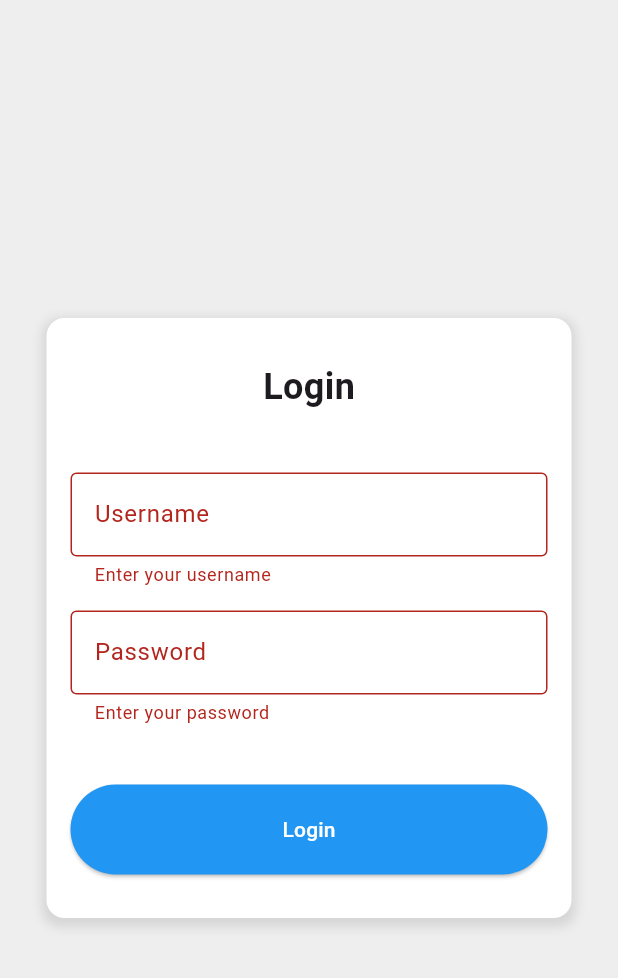
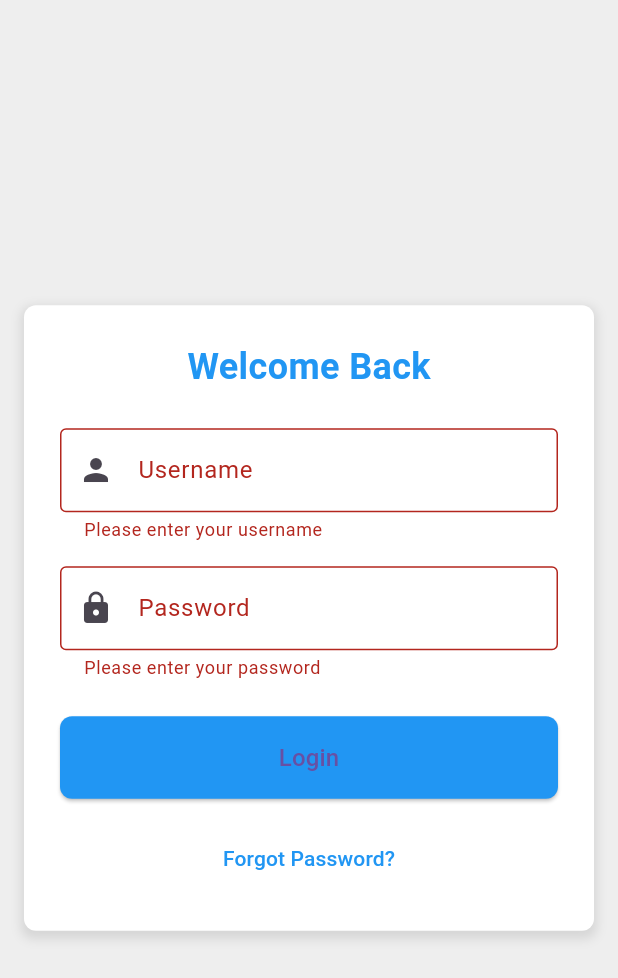
Before and after one commit to karththikeyanK/pharm, a Flutter app: the screen it shows after launch, after a tap on "Login", on a phone screen of 412 x 824 dp. Shown: the top 978 px of the screen. Run offline on Flutter 3.47's test engine with Material 3 defaults, Android fonts, the phone set to English and light mode, and no system bars; our stand-ins replace flutter_riverpod, go_router, sqflite, sqflite_common_ffi; accounts and stored records are empty.

Commit message:
login updated

```diff
--- a/lib/pages/login_screen.dart
+++ b/lib/pages/login_screen.dart
@@ -6,29 +6,26 @@ class LoginScreen extends StatefulWidget {
   const LoginScreen({super.key});
 
   @override
-  LoginScreenState createState() => LoginScreenState();
+  ClassicLoginScreenState createState() => ClassicLoginScreenState();
 }
 
-class LoginScreenState extends State<LoginScreen> {
-  final TextEditingController usernameController = TextEditingController();
-  final TextEditingController passwordController = TextEditingController();
+class ClassicLoginScreenState extends State<LoginScreen> {
+  final TextEditingController _usernameController = TextEditingController();
+  final TextEditingController _passwordController = TextEditingController();
   final GlobalKey<FormState> _formKey = GlobalKey<FormState>();
 
   void _login() {
     if (_formKey.currentState!.validate()) {
-      ScaffoldMessenger.of(
-        context,
-      ).showSnackBar(const SnackBar(content: Text('Logging in...')));
-      if (usernameController.text == '1010' && passwordController.text == '1234') {
+      ScaffoldMessenger.of(context).showSnackBar(
+        const SnackBar(content: Text('Logging in...')),
+      );
+      if (_usernameController.text == '1010' && _passwordController.text == '1234') {
         ScaffoldMessenger.of(context).showSnackBar(
           SnackBar(
             content: const Text('Login successful!'),
             backgroundColor: Colors.green,
-            behavior: SnackBarBehavior.floating,
-            margin: const EdgeInsets.all(20.0), // This sets the margin, you can adjust the value as needed
           ),
         );
-
         GoRouter.of(context).go(ADMIN_SETTINGS);
       } else {
         ScaffoldMessenger.of(context).showSnackBar(
@@ -44,85 +41,101 @@ class LoginScreenState extends State<LoginScreen> {
   @override
   Widget build(BuildContext context) {
     return Scaffold(
-      backgroundColor:
-          Colors.grey[200], // Set the background color for the Scaffold
+      backgroundColor: Colors.grey[200],
       body: Center(
+        child: SingleChildScrollView(
           child: Container(
-          padding: const EdgeInsets.all(16.0),
-          height: 400,
-          width: 350, // Adjust the width to make it smaller
+            padding: const EdgeInsets.all(24.0),
+            margin: const EdgeInsets.all(16.0),
             decoration: BoxDecoration(
               color: Colors.white,
-            borderRadius: BorderRadius.circular(12),
+              borderRadius: BorderRadius.circular(8.0),
               boxShadow: [
                 BoxShadow(
                   color: Colors.grey.withOpacity(0.3),
-                spreadRadius: 3,
+                  spreadRadius: 2,
                   blurRadius: 5,
                   offset: const Offset(0, 3),
                 ),
               ],
             ),
+            width: 400,
             child: Form(
               key: _formKey,
               child: Column(
-              mainAxisAlignment: MainAxisAlignment.center,
+                mainAxisSize: MainAxisSize.min,
                 children: [
                   const Text(
-                  'Login',
+                    'Welcome Back',
                     style: TextStyle(
                       fontSize: 24,
                       fontWeight: FontWeight.bold,
+                      color: Colors.blue,
                     ),
                   ),
-                const SizedBox(height: 40),
+                  const SizedBox(height: 24),
                   TextFormField(
-                  controller: usernameController,
-                  keyboardType: TextInputType.number,
+                    controller: _usernameController,
                     decoration: const InputDecoration(
                       labelText: 'Username',
+                      prefixIcon: Icon(Icons.person),
                       border: OutlineInputBorder(),
                     ),
                     validator: (value) {
                       if (value == null || value.isEmpty) {
-                      return 'Enter your username';
-                    } else if (!RegExp(r'^\d+$').hasMatch(value)) {
-                      return 'Only numbers allowed';
+                        return 'Please enter your username';
                       }
                       return null;
                     },
                   ),
                   const SizedBox(height: 16),
                   TextFormField(
-                  controller: passwordController,
-                  keyboardType: TextInputType.number,
+                    controller: _passwordController,
                     obscureText: true,
                     decoration: const InputDecoration(
                       labelText: 'Password',
+                      prefixIcon: Icon(Icons.lock),
                       border: OutlineInputBorder(),
                     ),
                     validator: (value) {
                       if (value == null || value.isEmpty) {
-                      return 'Enter your password';
-                    } else if (!RegExp(r'^\d+$').hasMatch(value)) {
-                      return 'Only numbers allowed';
+                        return 'Please enter your password';
                       }
                       return null;
                     },
                   ),
-                const SizedBox(height: 40),
+                  const SizedBox(height: 24),
                   SizedBox(
                     width: double.infinity,
                     child: ElevatedButton(
                       onPressed: _login,
                       style: ElevatedButton.styleFrom(
-                      backgroundColor: Colors.blue, // Blue button
-                      padding: const EdgeInsets.symmetric(
-                        vertical: 20,
-                      ), // Increase the height
-                      foregroundColor: Colors.white, // White text color
+                        backgroundColor: Colors.blue,
+                        padding: const EdgeInsets.symmetric(vertical: 16),
+                        shape: RoundedRectangleBorder(
+                          borderRadius: BorderRadius.circular(8.0),
                         ),
-                    child: const Text('Login'),
+                      ),
+                      child: const Text(
+                        'Login',
+                        style: TextStyle(fontSize: 16),
+                      ),
+                    ),
+                  ),
+                  const SizedBox(height: 16),
+                  TextButton(
+                    onPressed: () {
+                      // show alert dialog like NOw we are not able to reset password
+                      ScaffoldMessenger.of(context).showSnackBar(
+                        const SnackBar(
+                          content: Text('We are not able to reset password at the moment'),
+                        ),
+                      );
+
+                    },
+                    child: const Text(
+                      'Forgot Password?',
+                      style: TextStyle(color: Colors.blue),
                     ),
                   ),
                 ],
@@ -130,6 +143,7 @@ class LoginScreenState extends State<LoginScreen> {
             ),
           ),
         ),
+      ),
     );
   }
 }
```
Lines whose indentation alone changed are shown as unchanged.
